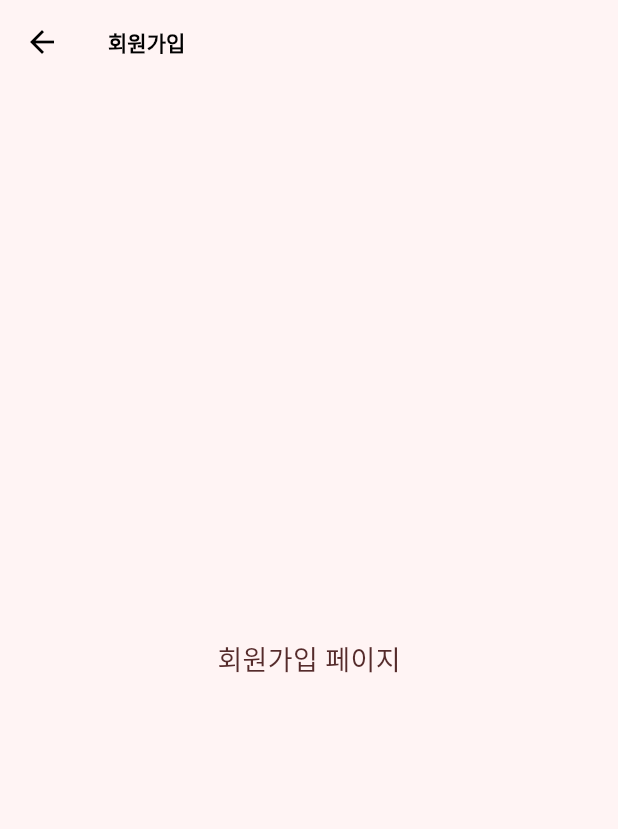
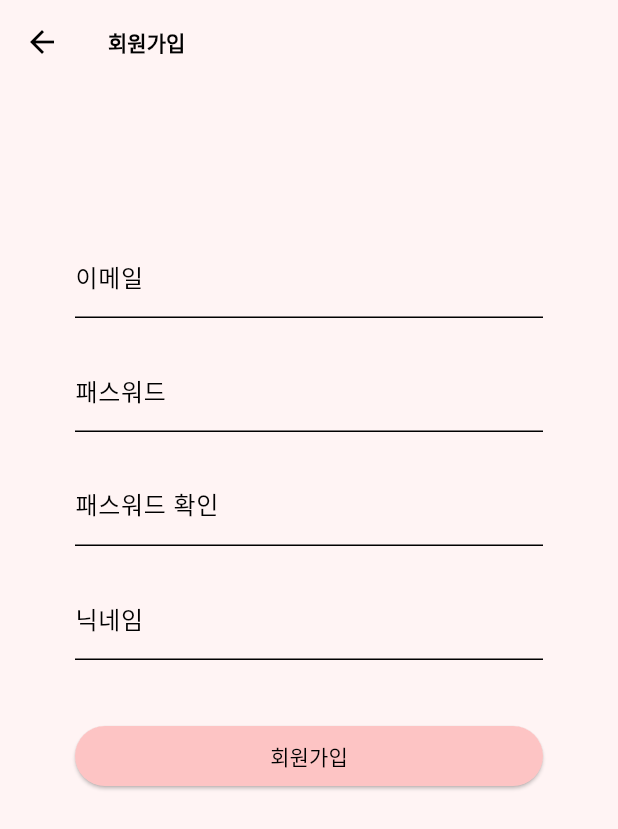
Before and after one commit to one-dollor-a/our-promise-app, a Flutter app: the SignUpPage screen opened by its route, on a phone screen of 412 x 824 dp. Shown: the top 829 px of the screen. Run offline on Flutter 3.47's test engine with Material 3 defaults, Android fonts, the phone set to English and light mode, and no system bars; drawn by our look-alikes of flutter_form_builder; our stand-ins replace curved_navigation_bar, flutter_dotenv, flutter_riverpod, flutter_secure_storage, fluttertoast, form_builder_validators; accounts and stored records are empty.

Commit message:
✨feat: [Sign-up] 페이지 구현

```diff
--- a/lib/pages/auth/sign-up.page.dart
+++ b/lib/pages/auth/sign-up.page.dart
@@ -1,7 +1,30 @@
 import 'package:flutter/material.dart';
+import 'package:flutter_form_builder/flutter_form_builder.dart';
+import 'package:form_builder_validators/form_builder_validators.dart';
+import 'package:our_promise/services/auth.service.dart';
 
-class SignUpPage extends StatelessWidget {
+class SignUpPage extends StatefulWidget {
   const SignUpPage({super.key});
+
+  @override
+  State<SignUpPage> createState() => _SignUpPageState();
+}
+
+class _SignUpPageState extends State<SignUpPage> {
+  final _fromKeySignUp = GlobalKey<FormBuilderState>();
+  String? _password = "";
+
+  _onPressSignUpButton(BuildContext context) async {
+    final result = await AuthService.signUp(
+      _fromKeySignUp.currentState!.fields['email']!.value as String,
+      _fromKeySignUp.currentState!.fields['password']!.value as String,
+      _fromKeySignUp.currentState!.fields['nickname']!.value as String,
+    );
+    if (!context.mounted) return;
+    if (result == true) {
+      return Navigator.pushNamedAndRemoveUntil(context, '/', (route) => false);
+    }
+  }
 
   @override
   Widget build(BuildContext context) {
@@ -13,9 +36,93 @@ class SignUpPage extends StatelessWidget {
           style: Theme.of(context).tabBarTheme.labelStyle,
         ),
       ),
-      body: const SafeArea(
-        child: Center(
-          child: Text('회원가입 페이지'),
+      body: Padding(
+        padding: const EdgeInsets.symmetric(horizontal: 50, vertical: 100),
+        child: FormBuilder(
+          key: _fromKeySignUp,
+          child: Column(
+            crossAxisAlignment: CrossAxisAlignment.stretch,
+            children: [
+              FormBuilderTextField(
+                name: 'email',
+                keyboardType: TextInputType.emailAddress,
+                validator: FormBuilderValidators.compose([
+                  FormBuilderValidators.required(
+                    errorText: '이메일을 입력해주세요.',
+                  ),
+                  FormBuilderValidators.email(
+                    errorText: '이메일 형식이 아닙니다.',
+                  ),
+                ]),
+                decoration: const InputDecoration(labelText: '이메일'),
+              ),
+              const SizedBox(
+                height: 20,
+              ),
+              FormBuilderTextField(
+                name: 'password',
+                obscureText: true,
+                validator: FormBuilderValidators.compose([
+                  FormBuilderValidators.required(
+                    errorText: '패스워드를 입력해주세요.',
+                  ),
+                  FormBuilderValidators.minLength(
+                    8,
+                    errorText: '패스워드는 8자 이상이어야 합니다.',
+                  )
+                ]),
+                decoration: const InputDecoration(labelText: '패스워드'),
+                onChanged: (value) {
+                  setState(() {
+                    _password = value;
+                  });
+                },
+              ),
+              const SizedBox(
+                height: 20,
+              ),
+              FormBuilderTextField(
+                name: 'passwordConfirm',
+                obscureText: true,
+                validator: FormBuilderValidators.compose([
+                  FormBuilderValidators.equal(
+                    _password!,
+                    errorText: '패스워드가 일치하지 않습니다.',
+                  ),
+                ]),
+                decoration: const InputDecoration(labelText: '패스워드 확인'),
+              ),
+              const SizedBox(
+                height: 20,
+              ),
+              FormBuilderTextField(
+                name: 'nickname',
+                validator: FormBuilderValidators.compose([
+                  FormBuilderValidators.required(
+                    errorText: '닉네임을 입력해주세요.',
+                  ),
+                ]),
+                decoration: const InputDecoration(labelText: '닉네임'),
+              ),
+              const SizedBox(
+                height: 40,
+              ),
+              ElevatedButton(
+                style: ButtonStyle(
+                  backgroundColor: WidgetStateProperty.all(
+                    Theme.of(context).colorScheme.primary,
+                  ),
+                ),
+                onPressed: () {
+                  if (_fromKeySignUp.currentState!.saveAndValidate()) {
+                    _onPressSignUpButton(context);
+                  }
+                },
+                child:
+                    const Text('회원가입', style: TextStyle(color: Colors.black)),
+              ),
+            ],
+          ),
         ),
       ),
     );
```
Also changed, not shown: lib/pages/auth/sign-in.page.dart (+18 -9 lines), lib/services/auth.service.dart (+34 -2 lines).
